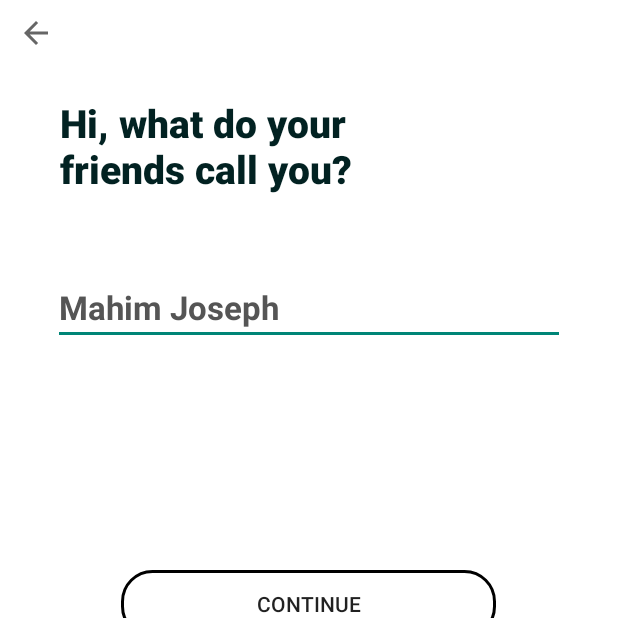
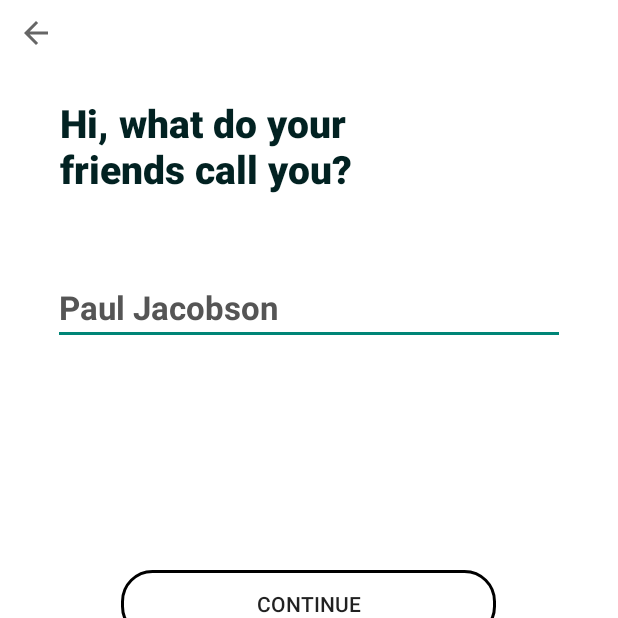
Before and after one commit to Mahimsharma/androidprojects, an Android app: the screen it shows after launch (RegistrationActivity), after a tap on "CONTINUE AS GUEST", on a phone screen of 412 x 824 dp, the top half of it. Run offline under Robolectric (Android 15) with nearby library versions, the phone set to English and light mode, and no system bars; our stand-ins replace Firebase (no records; nobody signed in at launch, a user with empty details on screens opened directly); 2 statements that could not run were skipped.

Commit message:
Keyboard state fixed in RegistrationActivity

```diff
--- a/app/src/main/AndroidManifest.xml
+++ b/app/src/main/AndroidManifest.xml
@@ -22,7 +22,8 @@
         <activity android:name=".LogInActivity" />
         <activity
             android:name=".RegistrationActivity"
-            android:parentActivityName=".LogInActivity" />
+            android:parentActivityName=".LogInActivity"
+            android:windowSoftInputMode="stateVisible" />
 
         <activity android:name=".HomeScreen"
             android:parentActivityName=".LogInActivity"/>
--- a/app/src/main/java/com/example/form/LogInActivity.java
+++ b/app/src/main/java/com/example/form/LogInActivity.java
@@ -43,7 +43,7 @@ public class LogInActivity extends AppCompatActivity implements View.OnClickList
     @Override
     protected void onCreate(Bundle savedInstanceState) {
         super.onCreate(savedInstanceState);
-        setContentView(R.layout.activity_main);
+        setContentView(R.layout.activity_login);
 
         sharedPreferences = getSharedPreferences("NAME", Context.MODE_PRIVATE);
 
--- a/app/src/main/java/com/example/form/RegistrationActivity.java
+++ b/app/src/main/java/com/example/form/RegistrationActivity.java
@@ -5,6 +5,7 @@ import android.content.Intent;
 import android.content.SharedPreferences;
 import android.os.Bundle;
 import android.view.View;
+import android.view.inputmethod.InputMethodManager;
 import android.widget.Button;
 import android.widget.EditText;
 import android.widget.ImageButton;
@@ -21,12 +22,13 @@ public class RegistrationActivity extends AppCompatActivity implements View.OnCl
     @Override
     protected void onCreate(Bundle savedInstanceState) {
         super.onCreate(savedInstanceState);
-        setContentView(R.layout.activity_welcoming_signup);
+        setContentView(R.layout.activity_registration);
 
         sharedPreferences = getSharedPreferences("NAME", Context.MODE_PRIVATE);
         editname = findViewById(R.id.editName);
         buttonBack = findViewById(R.id.buttonBack);
         buttonContinue = findViewById(R.id.buttonContinue);
+
 
         if(getIntent().getExtras() != null){
             editname.setText(getIntent().getExtras().getString("name"));
@@ -34,6 +36,7 @@ public class RegistrationActivity extends AppCompatActivity implements View.OnCl
 
         buttonBack.setOnClickListener(this);
         buttonContinue.setOnClickListener(this);
+        showSoftKeyboard(editname);
     }
 
     @Override
@@ -56,6 +59,11 @@ public class RegistrationActivity extends AppCompatActivity implements View.OnCl
         }
     }
 
+    public void showSoftKeyboard(View view){
+            InputMethodManager imm = (InputMethodManager) getSystemService(Context.INPUT_METHOD_SERVICE);
+            imm.showSoftInput(view,InputMethodManager.SHOW_FORCED);
+           }
+
     @Override
     public void onBackPressed() {
         super.onBackPressed();
--- a/app/src/main/res/layout/activity_welcoming_signup.xml
+++ b/app/src/main/res/layout/activity_registration.xml
@@ -33,7 +33,7 @@
         android:textSize="22dp"
         android:textColor="#555555"
         android:textStyle="bold"
-        android:text="Mahim Joseph"
+        android:text="Paul Jacobson"
         android:layout_marginHorizontal="35dp"
         android:focusedByDefault="true"/>
 
```
Also changed, not shown: app/src/main/res/layout/activity_login.xml (renamed from app/src/main/res/layout/activity_main.xml).
